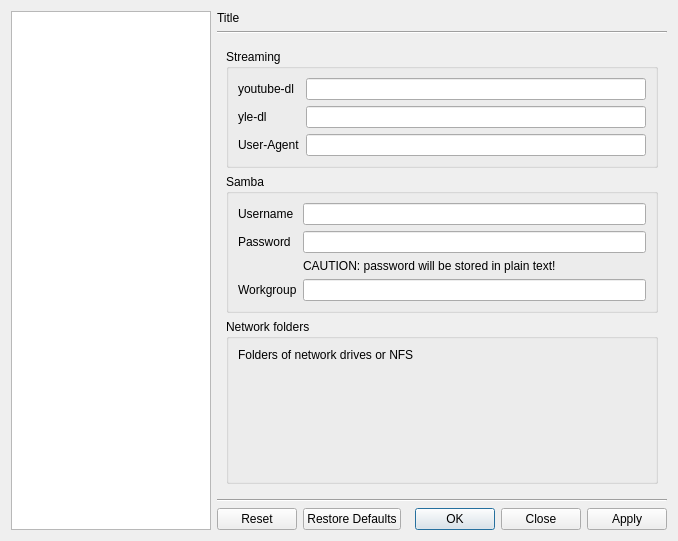
bylee20/bomi, file src/bomi/ui/prefdialog.ui: the form before one commit.
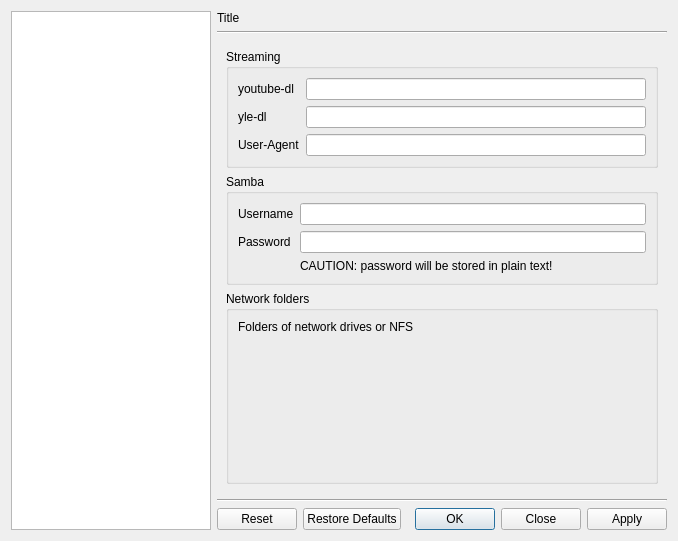
The form after the commit. Icons and pictures are not drawn. Custom widgets are drawn as their Qt base class.

The edit to the form file:
```diff
--- a/src/bomi/ui/prefdialog.ui
+++ b/src/bomi/ui/prefdialog.ui
@@ -2342,22 +2342,6 @@
               </property>
              </widget>
             </item>
-            <item row="3" column="0">
-             <widget class="QLabel" name="label_6">
-              <property name="text">
-               <string>Workgroup</string>
-              </property>
-             </widget>
-            </item>
-            <item row="3" column="1">
-             <widget class="QLineEdit" name="samba_workgroup">
-              <property name="toolTip">
-               <string>Workgroup for SAMBA share.
-On Windows, you have to specify this if the client resides in different workgroup from that of host.
-On Linux, you don't have to specify this usually.</string>
-              </property>
-             </widget>
-            </item>
             <item row="2" column="1">
              <widget class="QLabel" name="label_4">
               <property name="text">
```
Left out of the diff: 4 changed lines with no effect on the pictures.
